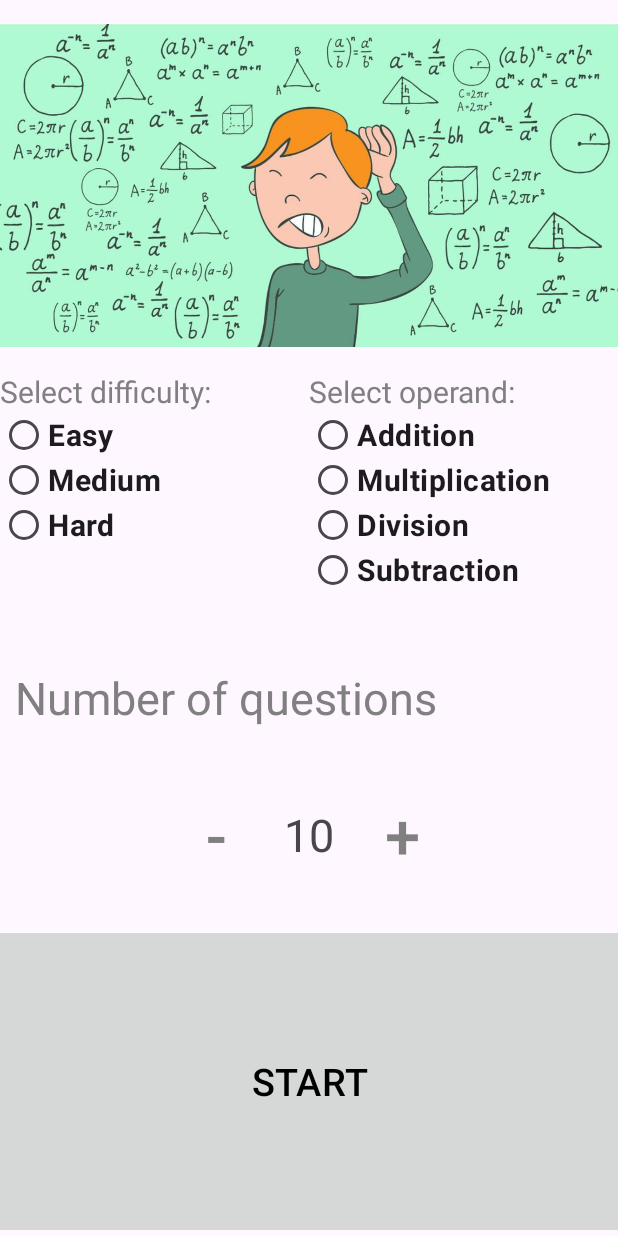
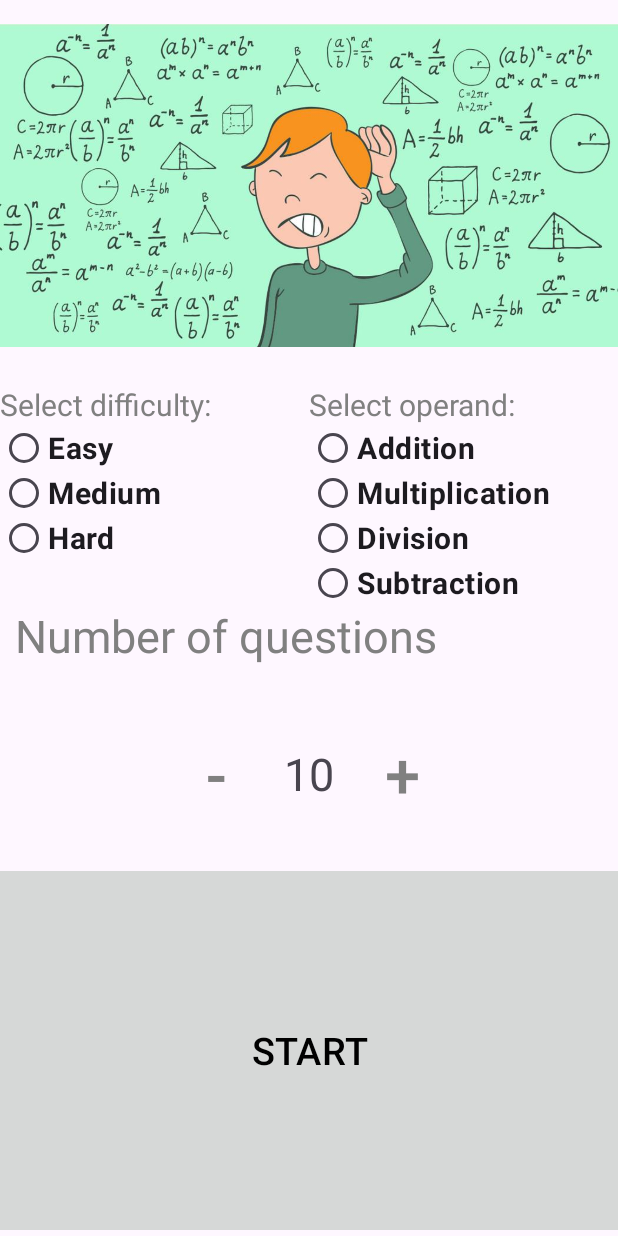
Before and after one commit to aencheng/Project_3, an Android app: the screen it shows after launch (MainActivity), on a phone screen of 412 x 824 dp. Run offline under Robolectric (Android 15) with nearby library versions, the phone set to English and light mode, and no system bars.

Commit message:
Initial Commit of Project 4. Finished in 1 sitting. Removed 3rd Fragment and connected arguments from Screen 2 to Screen 1. Added Toasts and Sound Effects based on User Input. Screen 1 Displays Results based on Argument Passed in Screen 2.

```diff
--- a/app/src/main/res/layout/fragment_problemscreen.xml
+++ b/app/src/main/res/layout/fragment_problemscreen.xml
@@ -16,6 +16,16 @@
         tools:ignore="ContentDescription" />
 
     <TextView
+        android:id="@+id/resultText"
+        android:layout_width="wrap_content"
+        android:layout_height="wrap_content"
+        android:textSize="30sp"
+        app:layout_constraintTop_toBottomOf="@+id/imageView"
+        tools:ignore="MissingConstraints">
+
+    </TextView>
+
+    <TextView
         android:id="@+id/difficultyText"
         android:layout_width="0dp"
         android:layout_height="wrap_content"
@@ -24,7 +34,7 @@
         android:textAlignment="textStart"
         android:textColor="@color/dark_gray"
         android:textSize="20sp"
-        app:layout_constraintTop_toBottomOf="@id/imageView"
+        app:layout_constraintBottom_toTopOf="@id/difficultyRGroup"
         app:layout_constraintWidth_percent=".5"
         tools:ignore="HardcodedText,MissingConstraints,NestedWeights" />
 
@@ -37,8 +47,8 @@
         android:textAlignment="textStart"
         android:textColor="@color/dark_gray"
         android:textSize="20sp"
+        app:layout_constraintBottom_toTopOf="@id/selectionRGroup"
         app:layout_constraintStart_toEndOf="@id/difficultyText"
-        app:layout_constraintTop_toBottomOf="@id/imageView"
         app:layout_constraintWidth_percent=".5"
         tools:ignore="HardcodedText,MissingConstraints" />
 
@@ -47,7 +57,7 @@
         android:layout_width="0dp"
         android:layout_height="wrap_content"
         android:orientation="vertical"
-        app:layout_constraintTop_toBottomOf="@id/difficultyText"
+        app:layout_constraintTop_toTopOf="@id/selectionRGroup"
         tools:ignore="MissingConstraints,NestedWeights">
 
         <RadioButton
@@ -83,8 +93,8 @@
         android:layout_width="0dp"
         android:layout_height="wrap_content"
         android:orientation="vertical"
+        app:layout_constraintBottom_toTopOf="@id/questionText"
         app:layout_constraintStart_toEndOf="@id/difficultyText"
-        app:layout_constraintTop_toBottomOf="@id/operandText"
         tools:ignore="MissingConstraints">
 
         <RadioButton
@@ -197,7 +207,7 @@
         android:textSize="25sp"
         app:cornerRadius="0dp"
         app:layout_constraintBottom_toBottomOf="parent"
-        app:layout_constraintHeight_percent="0.25"
+        app:layout_constraintHeight_percent="0.3"
         app:layout_constraintWidth_percent="1"
         tools:ignore="HardcodedText,MissingConstraints">
 
--- a/app/src/main/res/navigation/nav_graph.xml
+++ b/app/src/main/res/navigation/nav_graph.xml
@@ -13,6 +13,9 @@
         <action
             android:id="@+id/action_problemScreenFragment_to_problemSolvingScreen"
             app:destination="@id/problemSolvingScreen" />
+        <argument
+            android:name="resultString"
+            app:argType="string" />
     </fragment>
     <fragment
         android:id="@+id/problemSolvingScreen"
@@ -23,20 +26,8 @@
             android:name="combinedSelection"
             app:argType="string" />
         <action
-            android:id="@+id/action_problemSolvingScreen_to_resultFragment"
-            app:destination="@id/resultFragment" />
+            android:id="@+id/action_problemSolvingScreen_to_problemScreenFragment"
+            app:destination="@id/problemScreenFragment" />
 
     </fragment>
-    <fragment
-        android:id="@+id/resultFragment"
-        android:name="com.example.project3.ResultFragment"
-        android:label="fragment_result"
-        tools:layout="@layout/fragment_result" >
-        <action
-            android:id="@+id/action_resultFragment_to_problemScreenFragment"
-            app:destination="@id/problemScreenFragment" />
-        <argument
-            android:name="combinedResult"
-            app:argType="string" />
-    </fragment>
 </navigation>
--- a/app/src/main/res/values/colors.xml
+++ b/app/src/main/res/values/colors.xml
@@ -5,4 +5,5 @@
     <color name="gray">#d6d8d7</color>
     <color name="dark_gray">#808080</color>
     <color name="transparent">#00FFFFFF</color>
+    <color name="red">#FF0000</color>
 </resources>
```
Also changed, not shown: app/src/main/java/com/example/project3/ProblemScreenFragment.kt (+44 -1 lines), app/src/main/java/com/example/project3/ProblemSolvingScreen.kt (+14 -3 lines), app/src/main/java/com/example/project3/ResultFragment.kt (+47 -47 lines), 2 other files.
